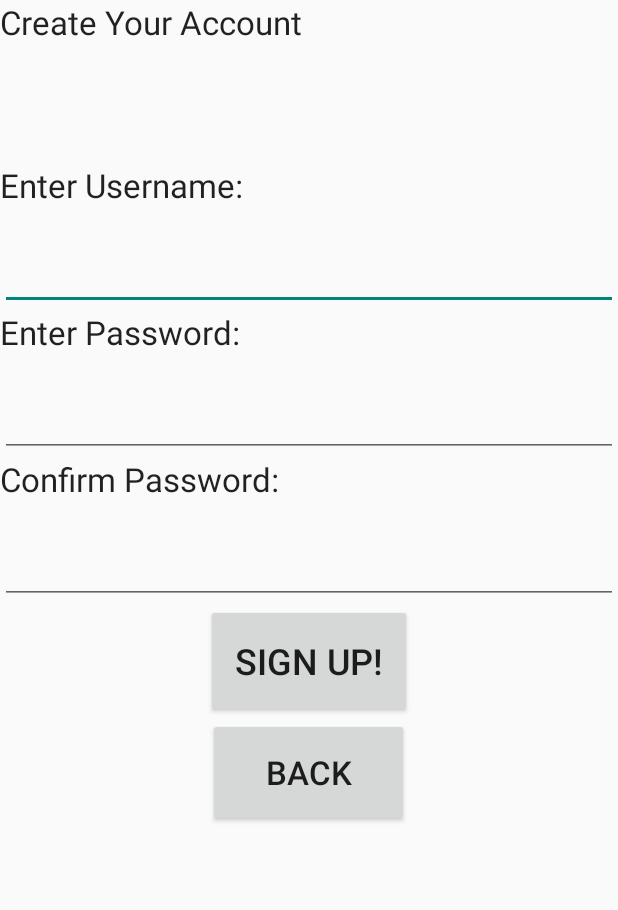
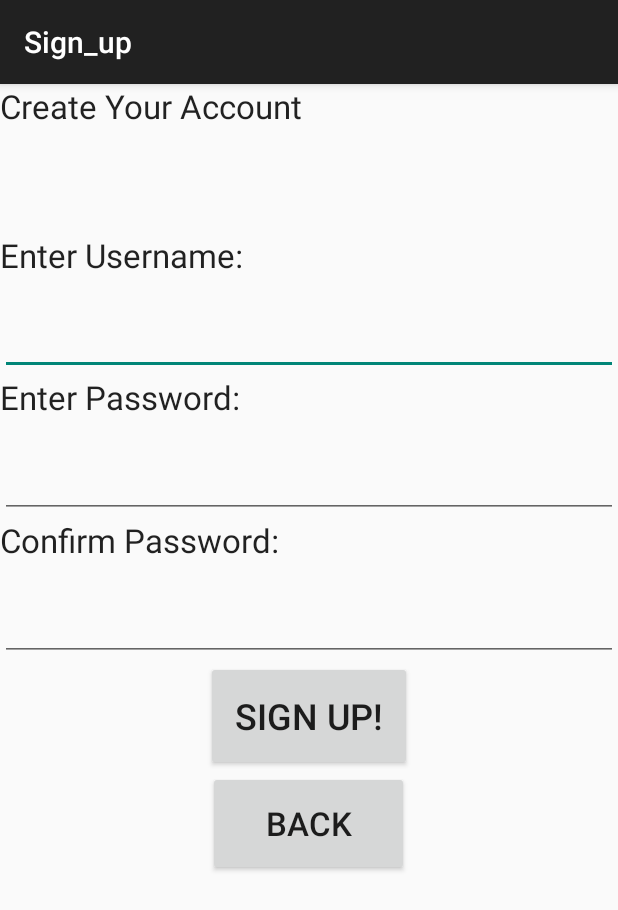
Before and after one commit to codyhh09/TriviaApp, an Android app: the screen it shows after launch (SignUp), after a tap on "SIGN UP", on a phone screen of 412 x 824 dp. Shown: the top 910 px of the screen. Run offline under Robolectric (Android 15) with nearby library versions, the phone set to English and light mode, and no system bars; 1 statement that could not run was skipped.

Commit message:
Action page, and other stuff. preparing to merge.

```diff
--- a/Triviagame/app/src/main/java/edu/ycp/cs482/triviagame/MainActivity.java
+++ b/Triviagame/app/src/main/java/edu/ycp/cs482/triviagame/MainActivity.java
@@ -3,6 +3,10 @@ package edu.ycp.cs482.triviagame;
 import android.content.Intent;
 import android.os.Bundle;
 import android.app.Activity;
+import android.support.v7.app.ActionBarActivity;
+import android.view.Menu;
+import android.view.MenuInflater;
+import android.view.MenuItem;
 import android.view.View;
 import android.widget.Button;
 import android.widget.EditText;
@@ -11,7 +15,7 @@ import android.widget.Toast;
 import edu.ycp.cs482.Model.User;
 import edu.ycp.cs482.controller.LoginUser;
 
-public class MainActivity extends Activity {
+public class MainActivity extends ActionBarActivity {
     private User user;
     private String name, password;
     private EditText name1, password1;
@@ -60,4 +64,28 @@ public class MainActivity extends Activity {
             }
         });
     }
+
+    @Override
+    public boolean onCreateOptionsMenu(Menu menu) {
+        // Inflate the menu; this adds items to the action bar if it is present.
+        MenuInflater inflater = getMenuInflater();
+        inflater.inflate(R.menu.menu_main, menu);
+        getSupportActionBar().setIcon(R.drawable.ic_action_help);
+
+        for (int i = 0; i < menu.size(); i++)
+            menu.getItem(i).setVisible(false);
+
+        return super.onCreateOptionsMenu(menu);
+    }
+
+    @Override
+    public boolean onOptionsItemSelected(MenuItem item) {
+        // Handle action bar item clicks here. The action bar will
+        // automatically handle clicks on the Home/Up button, so long
+        // as you specify a parent activity in AndroidManifest.xml.
+        switch (item.getItemId()) {
+            default:
+                return super.onOptionsItemSelected(item);
+        }
+    }
 }
--- a/Triviagame/app/src/main/java/edu/ycp/cs482/triviagame/SignUp.java
+++ b/Triviagame/app/src/main/java/edu/ycp/cs482/triviagame/SignUp.java
@@ -3,6 +3,10 @@ package edu.ycp.cs482.triviagame;
 import android.app.Activity;
 import android.content.Intent;
 import android.os.Bundle;
+import android.support.v7.app.ActionBarActivity;
+import android.view.Menu;
+import android.view.MenuInflater;
+import android.view.MenuItem;
 import android.view.View;
 import android.widget.Button;
 import android.widget.EditText;
@@ -10,7 +14,7 @@ import android.widget.Toast;
 
 import edu.ycp.cs482.controller.AddUser;
 
-public class SignUp extends Activity {
+public class SignUp extends ActionBarActivity {
     // Progress Dialog
     private EditText inputName, inputPass;
     private String name, password;
@@ -50,4 +54,28 @@ public class SignUp extends Activity {
             }
         });
     }
+
+    @Override
+    public boolean onCreateOptionsMenu(Menu menu) {
+        // Inflate the menu; this adds items to the action bar if it is present.
+        MenuInflater inflater = getMenuInflater();
+        inflater.inflate(R.menu.menu_main, menu);
+        getSupportActionBar().setIcon(R.drawable.ic_action_help);
+
+        for (int i = 0; i < menu.size(); i++)
+            menu.getItem(i).setVisible(false);
+
+        return super.onCreateOptionsMenu(menu);
+    }
+
+    @Override
+    public boolean onOptionsItemSelected(MenuItem item) {
+        // Handle action bar item clicks here. The action bar will
+        // automatically handle clicks on the Home/Up button, so long
+        // as you specify a parent activity in AndroidManifest.xml.
+        switch (item.getItemId()) {
+            default:
+                return super.onOptionsItemSelected(item);
+        }
+    }
 }
--- /dev/null
+++ b/Triviagame/app/src/main/res/layout/mod_page.xml
@@ -0,0 +1,6 @@
+<?xml version="1.0" encoding="utf-8"?>
+<LinearLayout xmlns:android="http://schemas.android.com/apk/res/android"
+    android:orientation="vertical" android:layout_width="match_parent"
+    android:layout_height="match_parent">
+
+</LinearLayout>
```
Also changed, not shown: Triviagame/app/src/main/java/edu/ycp/cs482/triviagame/GamePage.java (+29 -1 lines), Triviagame/app/src/main/java/edu/ycp/cs482/triviagame/MenuPage.java (+2 -21 lines), Triviagame/app/src/main/java/edu/ycp/cs482/triviagame/Settings.java (+40 -1 lines), Triviagame/app/src/main/res/layout/activity_main.xml (+4 -31 lines), Triviagame/app/src/main/res/layout/stat_page.xml (added, +21 -0 lines).
